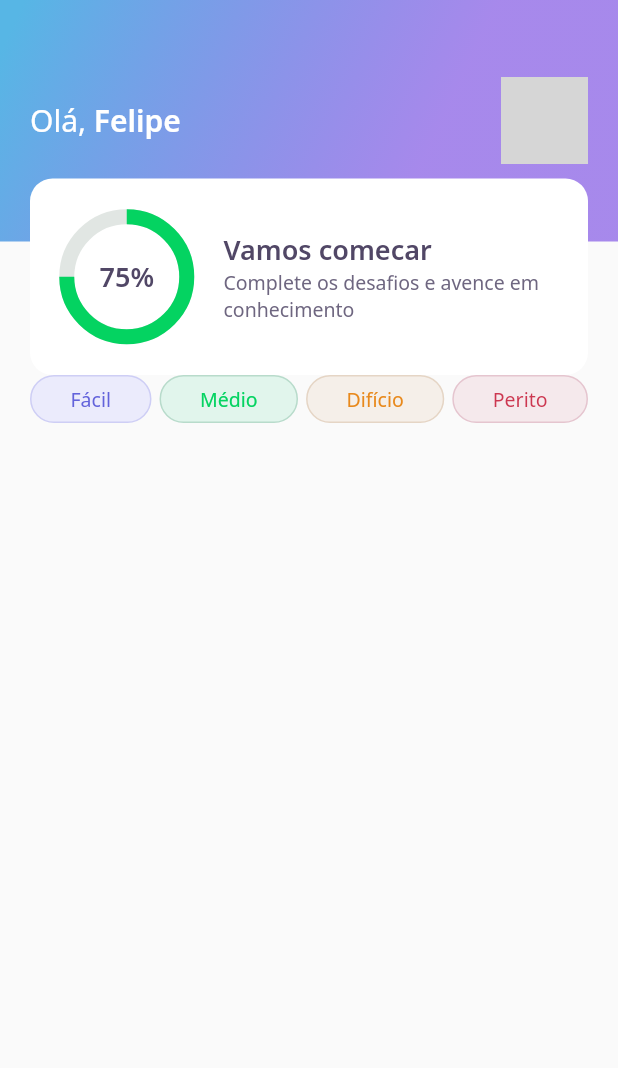
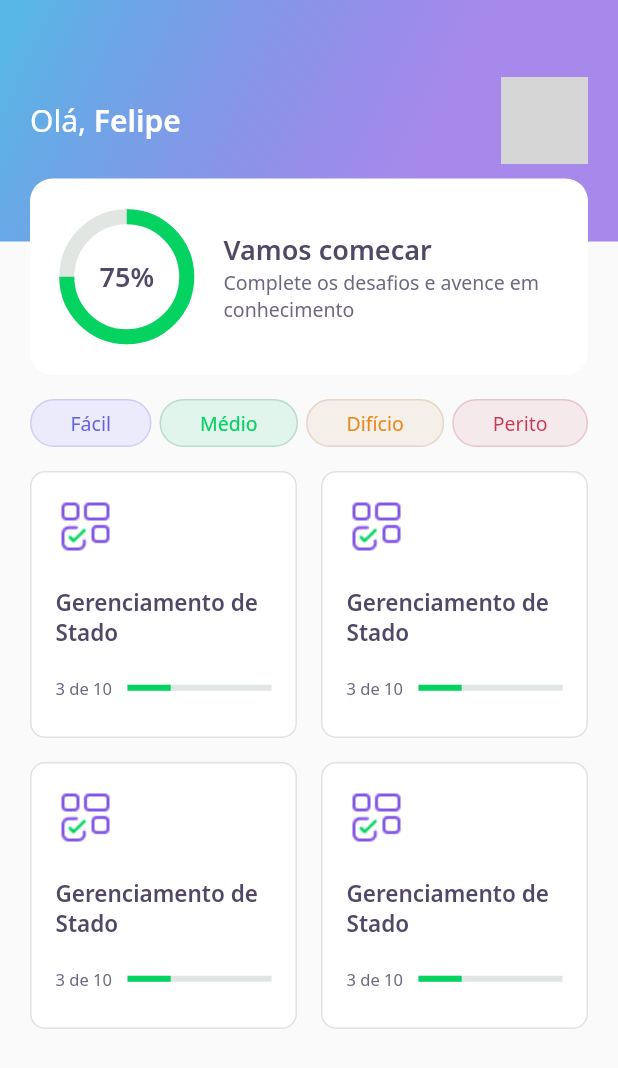
Before and after one commit to felipesouza91/nlw05, a Flutter app: the screen it shows after launch, on a phone screen of 412 x 824 dp. Shown: the top 1068 px of the screen. Run offline on Flutter 3.47's test engine with Material 2 defaults, Android fonts, the phone set to English and light mode, and no system bars; our stand-ins replace google_fonts; network calls fail; grey boxes are pictures that could not be loaded.

```diff
--- a/devquiz/lib/home/home_page.dart
+++ b/devquiz/lib/home/home_page.dart
@@ -1,5 +1,6 @@
 import 'package:devquiz/home/widgets/appbar/app_bar_widget.dart';
 import 'package:devquiz/home/widgets/leve_button/level_button_widget.dart';
+import 'package:devquiz/home/widgets/quiz_card/quiz_card_widget.dart';
 import 'package:flutter/material.dart';
 
 class HomePage extends StatefulWidget {
@@ -15,13 +16,32 @@ class _HomePageState extends State<HomePage> {
       appBar: AppBarWidget(),
       body: Padding(
         padding: const EdgeInsets.symmetric(horizontal: 20),
-        child: Row(
-          mainAxisAlignment: MainAxisAlignment.spaceBetween,
+        child: Column(
           children: [
-            LevelButtonWidget(label: "Fácil"),
-            LevelButtonWidget(label: "Médio"),
-            LevelButtonWidget(label: "Difício"),
-            LevelButtonWidget(label: "Perito"),
+            SizedBox(height: 16),
+            Row(
+              mainAxisAlignment: MainAxisAlignment.spaceBetween,
+              children: [
+                LevelButtonWidget(label: "Fácil"),
+                LevelButtonWidget(label: "Médio"),
+                LevelButtonWidget(label: "Difício"),
+                LevelButtonWidget(label: "Perito"),
+              ],
+            ),
+            SizedBox(height: 16),
+            Expanded(
+              child: GridView.count(
+                crossAxisSpacing: 16,
+                mainAxisSpacing: 16,
+                crossAxisCount: 2,
+                children: [
+                  QuizCardWidget(),
+                  QuizCardWidget(),
+                  QuizCardWidget(),
+                  QuizCardWidget()
+                ],
+              ),
+            )
           ],
         ),
       ),
--- /dev/null
+++ b/devquiz/lib/home/widgets/quiz_card/quiz_card_widget.dart
@@ -0,0 +1,56 @@
+import 'package:devquiz/core/app_colors.dart';
+import 'package:devquiz/core/app_images.dart';
+import 'package:devquiz/core/app_text_styles.dart';
+import 'package:flutter/material.dart';
+
+class QuizCardWidget extends StatelessWidget {
+  const QuizCardWidget({Key? key}) : super(key: key);
+  @override
+  Widget build(BuildContext context) {
+    return Container(
+      padding: EdgeInsets.all(16),
+      decoration: BoxDecoration(
+          border: Border.fromBorderSide(
+            BorderSide(color: AppColors.border),
+          ),
+          color: AppColors.white,
+          borderRadius: BorderRadius.circular(10)),
+      child: Column(
+        crossAxisAlignment: CrossAxisAlignment.start,
+        children: [
+          Container(
+            width: 40,
+            height: 40,
+            child: Image.asset(AppImages.blocks),
+          ),
+          SizedBox(height: 20),
+          Text(
+            "Gerenciamento de Stado",
+            style: AppTextStyles.heading15,
+          ),
+          SizedBox(height: 20),
+          Row(
+            children: [
+              Expanded(
+                flex: 1,
+                child: Text(
+                  "3 de 10",
+                  style: AppTextStyles.body11,
+                ),
+              ),
+              Expanded(
+                flex: 2,
+                child: LinearProgressIndicator(
+                  value: 0.3,
+                  backgroundColor: AppColors.chartSecondary,
+                  valueColor:
+                      AlwaysStoppedAnimation<Color>(AppColors.chartPrimary),
+                ),
+              )
+            ],
+          )
+        ],
+      ),
+    );
+  }
+}
```
